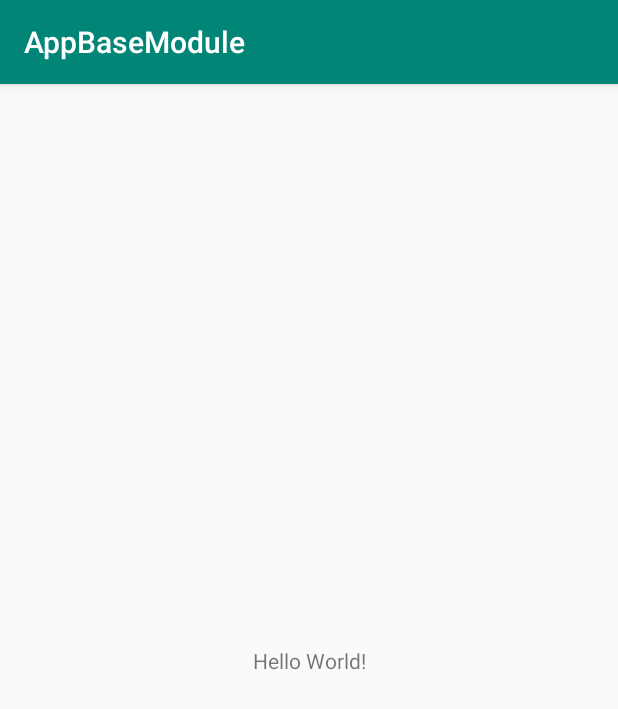
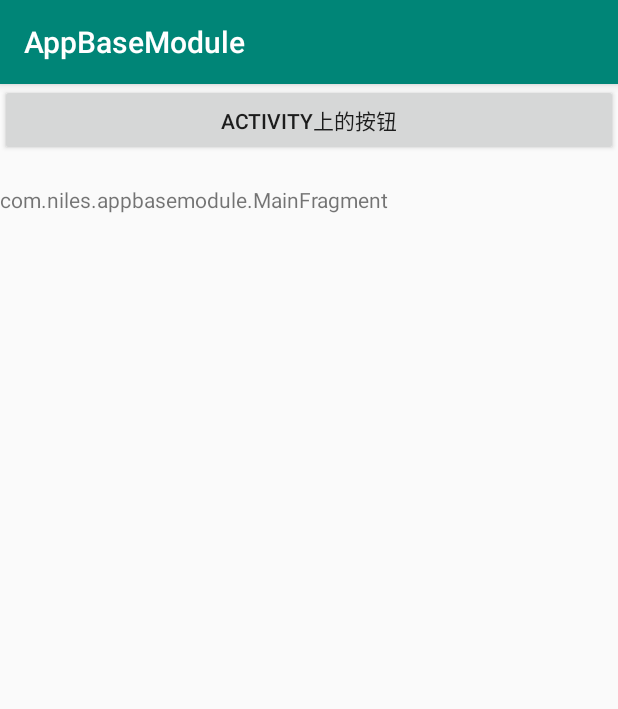
Before and after one commit to niulinguo/AppBaseModule, an Android app: the screen it shows after launch (MainActivity), on a phone screen of 412 x 824 dp. Shown: the top 709 px of the screen. Run offline under Robolectric (Android 15) with nearby library versions, the phone set to English and light mode, and no system bars; libraries missing offline, so code that uses them is left out: com.alibaba.android, com.blankj.utilcode, com.niles.http, com.orhanobut.hawk; 8 statements that could not run were skipped.

Commit message:
BaseActivity、BaseFragment

```diff
--- /dev/null
+++ b/app/src/main/java/com/niles/appbasemodule/ApiService.java
@@ -0,0 +1,17 @@
+package com.niles.appbasemodule;
+
+import com.google.gson.JsonObject;
+
+import retrofit2.Call;
+import retrofit2.http.GET;
+
+/**
+ * Created by Niles
+ * Date 2018/10/29 17:33
+ * Email niulinguo@163.com
+ */
+public interface ApiService {
+
+    @GET("/tools/mockapi/2793/test_message")
+    Call<JsonObject> test();
+}
--- a/app/src/main/java/com/niles/appbasemodule/MainActivity.java
+++ b/app/src/main/java/com/niles/appbasemodule/MainActivity.java
@@ -1,13 +1,55 @@
 package com.niles.appbasemodule;
 
-import android.support.v7.app.AppCompatActivity;
 import android.os.Bundle;
+import android.support.annotation.NonNull;
+import android.view.View;
+import android.widget.TextView;
+import android.widget.Toast;
 
-public class MainActivity extends AppCompatActivity {
+import com.google.gson.JsonObject;
+import com.niles.appbase.activity.BaseActivity;
+
+import java.util.HashMap;
+
+import retrofit2.Call;
+import retrofit2.Callback;
+import retrofit2.Response;
+
+public class MainActivity extends BaseActivity {
+
+    private TextView mTextView;
 
     @Override
     protected void onCreate(Bundle savedInstanceState) {
         super.onCreate(savedInstanceState);
         setContentView(R.layout.activity_main);
+        mTextView = findViewById(R.id.tv_activity_text);
+
+        getHttpManager().getService(ApiService.class).test().enqueue(new Callback<JsonObject>() {
+            @Override
+            public void onResponse(@NonNull Call<JsonObject> call, @NonNull Response<JsonObject> response) {
+                JsonObject body = response.body();
+                if (body != null) {
+                    String msg = body.get("msg").getAsString();
+                    Toast.makeText(thisActivity(), msg, Toast.LENGTH_SHORT).show();
+                }
+            }
+
+            @Override
+            public void onFailure(@NonNull Call<JsonObject> call, @NonNull Throwable t) {
+
+            }
+        });
+    }
+
+    public void callFragment(View view) {
+        String text = (String) callFragment(MainFragment.class, "儿子，我是你爸Activity", null);
+        mTextView.setText(String.format("%s来自Fragment的返回值:%s\n", mTextView.getText().toString(), text));
+    }
+
+    @Override
+    public Object onFragmentCallback(String method, HashMap<String, Object> params) {
+        mTextView.setText(String.format("%s来自Fragment的回调:%s\n", mTextView.getText().toString(), method));
+        return "儿子，我收到了你说的:" + method;
     }
 }
--- /dev/null
+++ b/app/src/main/java/com/niles/appbasemodule/MainFragment.java
@@ -0,0 +1,49 @@
+package com.niles.appbasemodule;
+
+import android.os.Bundle;
+import android.support.annotation.NonNull;
+import android.support.annotation.Nullable;
+import android.view.LayoutInflater;
+import android.view.View;
+import android.view.ViewGroup;
+import android.widget.TextView;
+
+import com.niles.appbase.fragment.BaseFragment;
+
+import java.util.HashMap;
+
+/**
+ * Created by Niles
+ * Date 2018/10/29 17:43
+ * Email niulinguo@163.com
+ */
+public class MainFragment extends BaseFragment {
+
+    private TextView mTextView;
+
+    @Nullable
+    @Override
+    public View onCreateView(@NonNull LayoutInflater inflater, @Nullable ViewGroup container, @Nullable Bundle savedInstanceState) {
+        mTextView = new TextView(getContext());
+        mTextView.setText(MainFragment.class.getName());
+        return mTextView;
+    }
+
+    @Override
+    public void onViewCreated(@NonNull View view, @Nullable Bundle savedInstanceState) {
+        super.onViewCreated(view, savedInstanceState);
+        view.setOnClickListener(new View.OnClickListener() {
+            @Override
+            public void onClick(View v) {
+                String text = (String) fragmentCallback("Hi，爸爸，我是Fragment", null);
+                mTextView.setText(String.format("%s来自Activity的返回值:%s\n", mTextView.getText().toString(), text));
+            }
+        });
+    }
+
+    @Override
+    public Object onActivityCall(String method, HashMap<String, Object> params) {
+        mTextView.setText(String.format("%s来自Activity的回调:%s\n", mTextView.getText().toString(), method));
+        return "爸爸，我收到了你说的:" + method;
+    }
+}
--- a/app/src/main/java/com/niles/appbasemodule/MyApp.java
+++ b/app/src/main/java/com/niles/appbasemodule/MyApp.java
@@ -1,8 +1,12 @@
 package com.niles.appbasemodule;
 
 import android.app.Application;
+import android.util.Log;
 
 import com.niles.appbase.AppManager;
+import com.niles.http.HttpManager;
+
+import okhttp3.logging.HttpLoggingInterceptor;
 
 /**
  * Created by Niles
@@ -14,6 +18,17 @@ public class MyApp extends Application {
     @Override
     public void onCreate() {
         super.onCreate();
-        AppManager.init(this, BuildConfig.DEBUG);
+        AppManager appManager = AppManager.init(this, BuildConfig.DEBUG);
+        HttpManager httpManager = appManager.getHttpManager();
+        httpManager.setHttpConfig(httpManager.getHttpConfig()
+                .newBuilder()
+                .setBaseUrl("http://www.wanandroid.com")
+                .setLogger(new HttpLoggingInterceptor.Logger() {
+                    @Override
+                    public void log(String message) {
+                        Log.e("http", message);
+                    }
+                })
+                .build());
     }
 }
--- a/app/src/main/res/layout/activity_main.xml
+++ b/app/src/main/res/layout/activity_main.xml
@@ -1,19 +1,27 @@
 <?xml version="1.0" encoding="utf-8"?>
-<android.support.constraint.ConstraintLayout
+<LinearLayout
     xmlns:android="http://schemas.android.com/apk/res/android"
-    xmlns:app="http://schemas.android.com/apk/res-auto"
     xmlns:tools="http://schemas.android.com/tools"
     android:layout_width="match_parent"
     android:layout_height="match_parent"
+    android:orientation="vertical"
     tools:context=".MainActivity">
 
+    <Button
+        android:layout_width="match_parent"
+        android:layout_height="wrap_content"
+        android:onClick="callFragment"
+        android:text="Activity上的按钮"/>
+
     <TextView
-        android:layout_width="wrap_content"
-        android:layout_height="wrap_content"
-        android:text="Hello World!"
-        app:layout_constraintBottom_toBottomOf="parent"
-        app:layout_constraintLeft_toLeftOf="parent"
-        app:layout_constraintRight_toRightOf="parent"
-        app:layout_constraintTop_toTopOf="parent"/>
+        android:id="@+id/tv_activity_text"
+        android:layout_width="match_parent"
+        android:layout_height="wrap_content"/>
 
-</android.support.constraint.ConstraintLayout>
+    <fragment
+        android:name="com.niles.appbasemodule.MainFragment"
+        android:layout_width="match_parent"
+        android:layout_height="match_parent"
+        android:tag="main_fragment"/>
+
+</LinearLayout>
--- a/appbase/src/main/java/com/niles/appbase/AppManager.java
+++ b/appbase/src/main/java/com/niles/appbase/AppManager.java
@@ -63,11 +63,11 @@ public class AppManager {
         return sInstance;
     }
 
-    public static void init(Application app, boolean isDebug) {
+    public static AppManager init(Application app, boolean isDebug) {
         if (sInstance != null) {
             throw new RuntimeException("Init Once");
         }
-        sInstance = new AppManager(app, isDebug);
+        return sInstance = new AppManager(app, isDebug);
     }
 
     public boolean isDebug() {
--- /dev/null
+++ b/appbase/src/main/java/com/niles/appbase/activity/BaseActivity.java
@@ -0,0 +1,65 @@
+package com.niles.appbase.activity;
+
+import android.os.Bundle;
+import android.support.annotation.Nullable;
+import android.support.v4.app.Fragment;
+import android.support.v4.app.FragmentManager;
+import android.support.v7.app.AppCompatActivity;
+
+import com.niles.appbase.AppManager;
+import com.niles.appbase.fragment.ActivityCall;
+import com.niles.appbase.fragment.FragmentCallback;
+import com.niles.http.HttpManager;
+
+import java.util.HashMap;
+import java.util.List;
+
+/**
+ * Created by Niles
+ * Date 2018/10/29 17:03
+ * Email niulinguo@163.com
+ */
+public abstract class BaseActivity extends AppCompatActivity implements FragmentCallback {
+
+    private BaseActivity mActivity;
+    private HttpManager mHttpManager;
+    private FragmentManager mFragmentManager;
+
+    @Override
+    protected void onCreate(@Nullable Bundle savedInstanceState) {
+        super.onCreate(savedInstanceState);
+        mActivity = this;
+        mHttpManager = AppManager.getInstance().getHttpManager();
+        mFragmentManager = getSupportFragmentManager();
+    }
+
+    protected Object callFragment(String method, HashMap<String, Object> params) {
+        return callFragment(null, method, params);
+    }
+
+    protected Object callFragment(Class<? extends Fragment> fragmentClass, String method, HashMap<String, Object> params) {
+        Object result = null;
+        List<Fragment> fragments = mFragmentManager.getFragments();
+        for (Fragment fragment : fragments) {
+            if (fragmentClass == null || fragment.getClass() == fragmentClass) {
+                if (fragment instanceof ActivityCall) {
+                    result = ((ActivityCall) fragment).onActivityCall(method, params);
+                }
+            }
+        }
+        return result;
+    }
+
+    public HttpManager getHttpManager() {
+        return mHttpManager;
+    }
+
+    protected BaseActivity thisActivity() {
+        return mActivity;
+    }
+
+    @Override
+    public Object onFragmentCallback(String method, HashMap<String, Object> params) {
+        return null;
+    }
+}
--- /dev/null
+++ b/appbase/src/main/java/com/niles/appbase/fragment/ActivityCall.java
@@ -0,0 +1,13 @@
+package com.niles.appbase.fragment;
+
+import java.util.HashMap;
+
+/**
+ * Created by Niles
+ * Date 2018/10/29 17:19
+ * Email niulinguo@163.com
+ */
+public interface ActivityCall {
+
+    Object onActivityCall(String method, HashMap<String, Object> params);
+}
--- /dev/null
+++ b/appbase/src/main/java/com/niles/appbase/fragment/BaseFragment.java
@@ -0,0 +1,36 @@
+package com.niles.appbase.fragment;
+
+import android.content.Context;
+import android.support.v4.app.Fragment;
+
+import java.util.HashMap;
+
+/**
+ * Created by Niles
+ * Date 2018/10/29 17:11
+ * Email niulinguo@163.com
+ */
+public abstract class BaseFragment extends Fragment implements ActivityCall {
+
+    private FragmentCallback mFragmentCallback;
+
+    @Override
+    public void onAttach(Context context) {
+        super.onAttach(context);
+        if (context instanceof FragmentCallback) {
+            mFragmentCallback = (FragmentCallback) context;
+        }
+    }
+
+    protected Object fragmentCallback(String method, HashMap<String, Object> params) {
+        if (mFragmentCallback != null) {
+            return mFragmentCallback.onFragmentCallback(method, params);
+        }
+        return null;
+    }
+
+    @Override
+    public Object onActivityCall(String method, HashMap<String, Object> params) {
+        return null;
+    }
+}
--- /dev/null
+++ b/appbase/src/main/java/com/niles/appbase/fragment/FragmentCallback.java
@@ -0,0 +1,13 @@
+package com.niles.appbase.fragment;
+
+import java.util.HashMap;
+
+/**
+ * Created by Niles
+ * Date 2018/10/29 17:13
+ * Email niulinguo@163.com
+ */
+public interface FragmentCallback {
+
+    Object onFragmentCallback(String method, HashMap<String, Object> params);
+}
```
